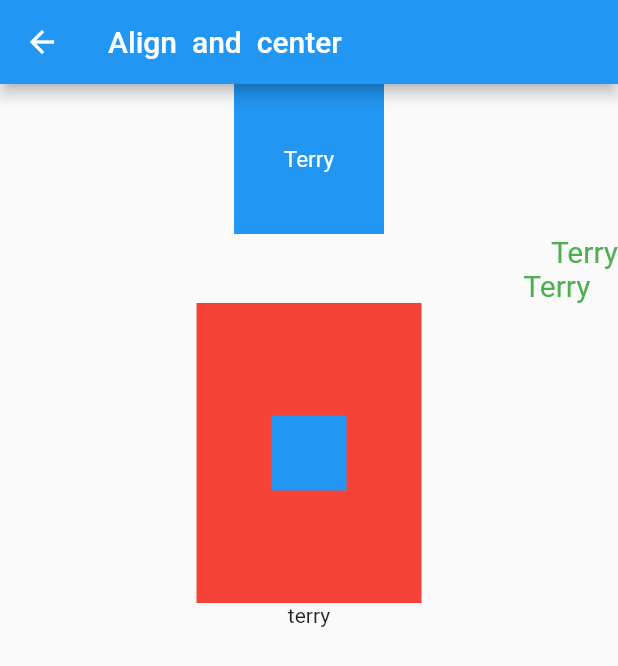
After one commit to terry9309/flutter_demo, a Flutter app: the AlignCenterPage screen opened directly, on a phone screen of 412 x 824 dp. The commit adds this screen. Shown: the top 666 px of the screen. Run offline on Flutter 3.47's test engine with Material 2 defaults, Android fonts, the phone set to English and light mode, and no system bars; our stand-ins replace fluttertoast, permission_handler; missing offline and left inert: dart:ffi.

Commit message:
基础控件

```diff
--- /dev/null
+++ b/lib/weight/align_center_page.dart
@@ -0,0 +1,68 @@
+import 'package:flutter/material.dart';
+
+class AlignCenterPage extends StatefulWidget {
+  @override
+  State<StatefulWidget> createState() {
+    return AlignCenterPageState();
+  }
+}
+
+class AlignCenterPageState extends State<AlignCenterPage> {
+  @override
+  Widget build(BuildContext context) {
+    return Scaffold(
+      appBar: AppBar(
+        title: const Text("Align  and  center"),
+      ),
+      body: Column(
+        children: [
+
+          Container(
+            color: Colors.blue,
+            width: 100,
+            height: 100,
+            child: const Align(
+              child: Text(
+                'Terry',
+                style: TextStyle(color: Colors.white, fontSize: 15),
+              ),
+            ),
+          ),
+
+          const Align(
+              alignment: Alignment.bottomRight,
+              child: Text(
+                'Terry',
+                style: TextStyle(color: Colors.green, fontSize: 20),
+              )),
+
+          const Align(
+              alignment: Alignment(0.9,0.1),
+              child: Text(
+                'Terry',
+                style: TextStyle(color: Colors.green, fontSize: 20),
+              )),
+
+          Container(
+            color: Colors.red,
+            child: Align(
+                widthFactor: 3, //此时Align的宽度等于子控件的宽度乘以对应的factor。
+                heightFactor: 4, //此时Align的高度等于子控件的高度乘以对应的factor。
+                child: Container(
+                   height: 50,
+                   width: 50,
+                   color: Colors.blue,
+                ),
+            ),
+          ),
+
+
+          const Center(
+            child: Text('terry'),
+          )
+
+        ],
+      ),
+    );
+  }
+}
--- a/lib/weight/text_field_page.dart
+++ b/lib/weight/text_field_page.dart
@@ -183,7 +183,7 @@ class _TextFiledPageState extends State<TextFiledPage>{
                          selection: TextSelection.fromPosition(
                            TextPosition(
                                affinity: TextAffinity.downstream,
-                               offset: name?.length ?? 0),
+                               offset: name.length ),
                          ))),
 
                      decoration: const InputDecoration(
```
Also changed, not shown: lib/page/tab/tab_bar.dart (added, +63 -0 lines), lib/weight/base_weight.dart (+31 -1 lines), lib/weight/stack_page.dart (added, +149 -0 lines), lib/weight/tabs.dart (+4 -3 lines).
